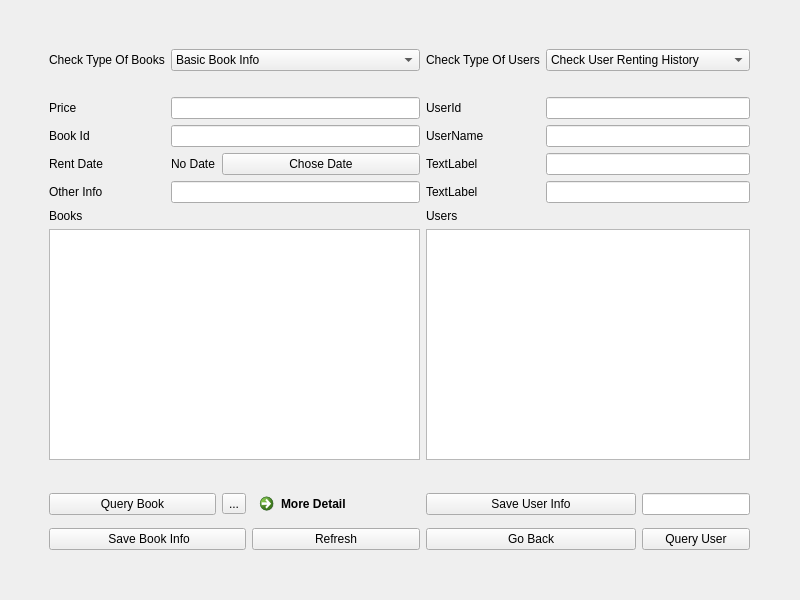
The window that Window_Classes/SuperPage/CheckInfoPage/CheckInfoPage.ui (interval-package/Library_Manage_System) describes before a commit, drawn with Qt 5.
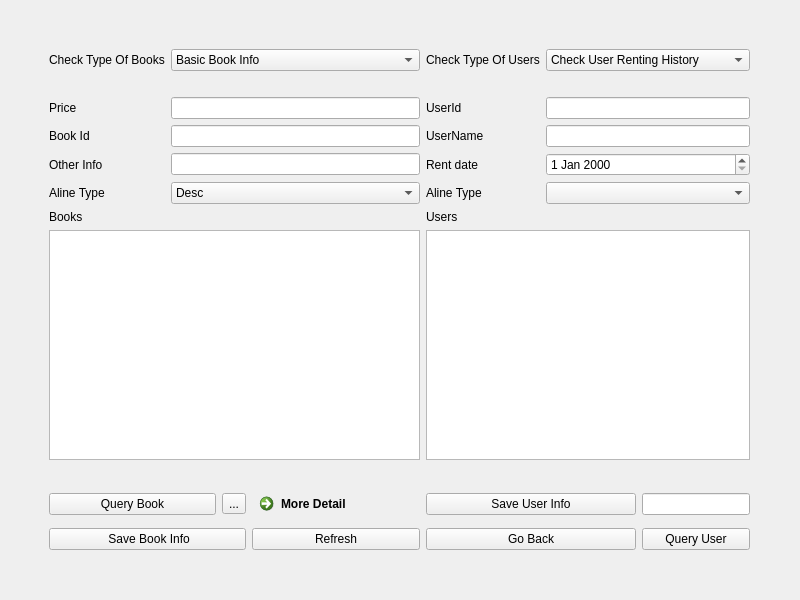
The same window after the commit.

Diff of the .ui file:
```diff
--- a/Window_Classes/SuperPage/CheckInfoPage/CheckInfoPage.ui
+++ b/Window_Classes/SuperPage/CheckInfoPage/CheckInfoPage.ui
@@ -48,13 +48,6 @@
     <item row="3" column="5" colspan="4">
      <widget class="QLineEdit" name="lineEdit_3"/>
     </item>
-    <item row="4" column="1">
-     <widget class="QLabel" name="label_13">
-      <property name="text">
-       <string>No Date</string>
-      </property>
-     </widget>
-    </item>
     <item row="0" column="1" colspan="3">
      <widget class="QComboBox" name="BookCombo">
       <item>
@@ -69,16 +62,6 @@
       </item>
      </widget>
     </item>
-    <item row="4" column="0">
-     <widget class="QLabel" name="label_11">
-      <property name="text">
-       <string>Rent Date</string>
-      </property>
-     </widget>
-    </item>
-    <item row="4" column="5" colspan="4">
-     <widget class="QLineEdit" name="lineEdit_5"/>
-    </item>
     <item row="10" column="7" colspan="2">
      <widget class="QPushButton" name="QueryUserButton">
       <property name="text">
@@ -125,14 +108,7 @@
        <string>Price</string>
       </property>
       <property name="buddy">
-       <cstring>lineEdit_2</cstring>
-      </property>
-     </widget>
-    </item>
-    <item row="4" column="2" colspan="2">
-     <widget class="QPushButton" name="pushButton_5">
-      <property name="text">
-       <string>Chose Date</string>
+       <cstring>PriceLine</cstring>
       </property>
      </widget>
     </item>
@@ -149,20 +125,10 @@
       </property>
      </spacer>
     </item>
-    <item row="5" column="0">
-     <widget class="QLabel" name="label_12">
-      <property name="text">
-       <string>Other Info</string>
-      </property>
-     </widget>
-    </item>
     <item row="4" column="4">
      <widget class="QLabel" name="label_6">
       <property name="text">
-       <string>TextLabel</string>
-      </property>
-      <property name="buddy">
-       <cstring>lineEdit_5</cstring>
+       <string>Rent date</string>
       </property>
      </widget>
     </item>
@@ -217,16 +183,10 @@
     <item row="5" column="4">
      <widget class="QLabel" name="label_7">
       <property name="text">
-       <string>TextLabel</string>
-      </property>
-      <property name="buddy">
-       <cstring>lineEdit_6</cstring>
+       <string>Aline Type</string>
       </property>
      </widget>
     </item>
-    <item row="5" column="5" colspan="4">
-     <widget class="QLineEdit" name="lineEdit_6"/>
-    </item>
     <item row="6" column="0" colspan="4">
      <widget class="QLabel" name="label_8">
       <property name="text">
@@ -241,10 +201,7 @@
      <widget class="QLineEdit" name="lineEdit_2"/>
     </item>
     <item row="2" column="5" colspan="4">
-     <widget class="QLineEdit" name="lineEdit"/>
-    </item>
-    <item row="5" column="1" colspan="3">
-     <widget class="QLineEdit" name="lineEdit_8"/>
+     <widget class="QLineEdit" name="UserIdLine"/>
     </item>
     <item row="9" column="0" colspan="2">
      <widget class="QPushButton" name="QueryBookButton">
@@ -295,6 +252,43 @@
       </property>
      </widget>
     </item>
+    <item row="4" column="5" colspan="4">
+     <widget class="QDateEdit" name="dateEdit"/>
+    </item>
+    <item row="4" column="0">
+     <widget class="QLabel" name="label_12">
+      <property name="text">
+       <string>Other Info</string>
+      </property>
+     </widget>
+    </item>
+    <item row="4" column="1" colspan="3">
+     <widget class="QLineEdit" name="lineEdit_8"/>
+    </item>
+    <item row="5" column="0">
+     <widget class="QLabel" name="label_11">
+      <property name="text">
+       <string>Aline Type</string>
+      </property>
+     </widget>
+    </item>
+    <item row="5" column="1" colspan="3">
+     <widget class="QComboBox" name="BookAlineTypeCombo">
+      <item>
+       <property name="text">
+        <string>Desc</string>
+       </property>
+      </item>
+      <item>
+       <property name="text">
+        <string>Asc</string>
+       </property>
+      </item>
+     </widget>
+    </item>
+    <item row="5" column="5" colspan="4">
+     <widget class="QComboBox" name="UserAlineCombo"/>
+    </item>
    </layout>
   </widget>
  </widget>
```
Left out of the diff: 8 changed lines with no effect on the pictures.
